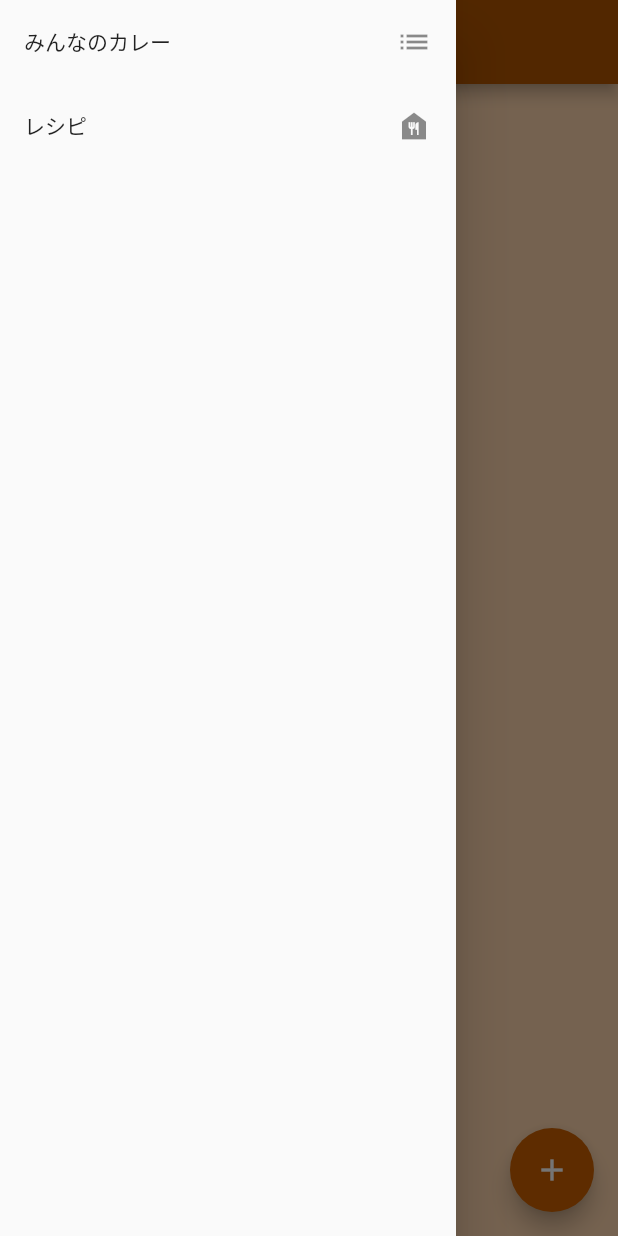
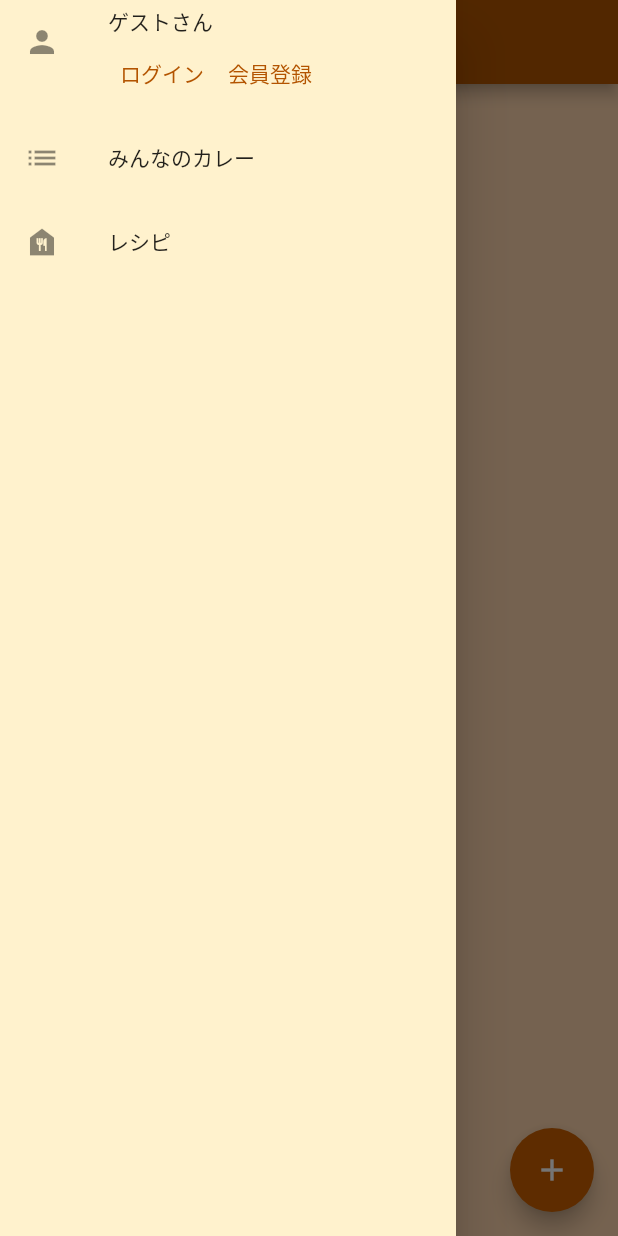
Before and after one commit to arie0703/curry_diary, a Flutter app: the screen it shows after launch, with the side drawer open, on a phone screen of 412 x 824 dp. Run offline on Flutter 3.47's test engine with Material 2 defaults, Android fonts, the phone set to English and light mode, and no system bars; our stand-ins replace cloud_firestore, firebase_core, firebase_storage, image_picker; accounts and stored records are empty.

Commit message:
drawerを別コンポーネントに分ける

```diff
--- /dev/null
+++ b/lib/components/MenuDrawer.dart
@@ -0,0 +1,59 @@
+import 'package:flutter/material.dart';
+import 'package:curry_app/CustomClass.dart';
+
+class MenuDrawer extends StatefulWidget {
+  const MenuDrawer({Key? key, required this.onItemTapped}) : super(key: key);
+
+  final Function onItemTapped;
+
+  @override
+  State<MenuDrawer> createState() => _MenuDrawerState();
+}
+
+class _MenuDrawerState extends State<MenuDrawer> {
+  @override
+  Widget build(BuildContext context) {
+    return Drawer(
+        child: Container(
+      color: CommonColor.primaryColor[50],
+      child: ListView(
+        children: [
+          ListTile(
+            title: Text("ゲストさん"),
+            subtitle: Row(
+              children: [
+                TextButton(
+                    child: Text("ログイン"),
+                    onPressed: () {
+                      debugPrint("pressed");
+                    }),
+                TextButton(
+                    child: Text("会員登録"),
+                    onPressed: () {
+                      debugPrint("pressed");
+                    })
+              ],
+            ),
+            leading: Icon(Icons.person),
+          ),
+          ListTile(
+            title: Text("みんなのカレー"),
+            leading: Icon(Icons.list),
+            onTap: () {
+              widget.onItemTapped(0);
+              Navigator.pop(context);
+            },
+          ),
+          ListTile(
+            title: Text("レシピ"),
+            leading: Icon(Icons.food_bank),
+            onTap: () {
+              widget.onItemTapped(1);
+              Navigator.pop(context);
+            },
+          ),
+        ],
+      ),
+    ));
+  }
+}
--- a/lib/main.dart
+++ b/lib/main.dart
@@ -1,4 +1,5 @@
 import 'package:curry_app/ImageStatus.dart';
+import 'package:curry_app/components/MenuDrawer.dart';
 import 'package:flutter/material.dart';
 import 'package:curry_app/CustomClass.dart';
 import 'package:curry_app/components/diary/Diaries.dart';
@@ -81,28 +82,7 @@ class _MyHomePageState extends State<MyHomePage> {
         title: Text(widget.title),
       ),
       body: Center(child: _pageList.elementAt(_selectedPage)),
-      drawer: Drawer(
-        child: ListView(
-          children: [
-            ListTile(
-              title: Text("みんなのカレー"),
-              trailing: Icon(Icons.list),
-              onTap: () {
-                _onItemTapped(0);
-                Navigator.pop(context);
-              },
-            ),
-            ListTile(
-              title: Text("レシピ"),
-              trailing: Icon(Icons.food_bank),
-              onTap: () {
-                _onItemTapped(1);
-                Navigator.pop(context);
-              },
-            ),
-          ],
-        ),
-      ),
+      drawer: MenuDrawer(onItemTapped: _onItemTapped),
       floatingActionButton: FloatingActionButton(
         onPressed: () {
           showModalBottomSheet(
```
